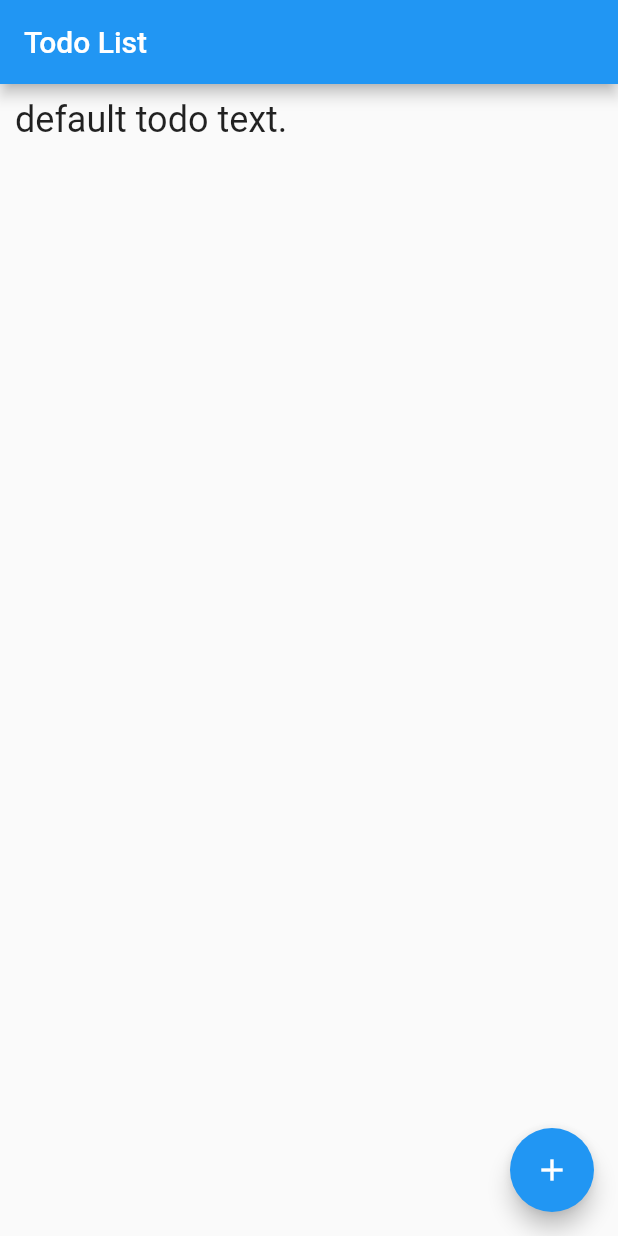
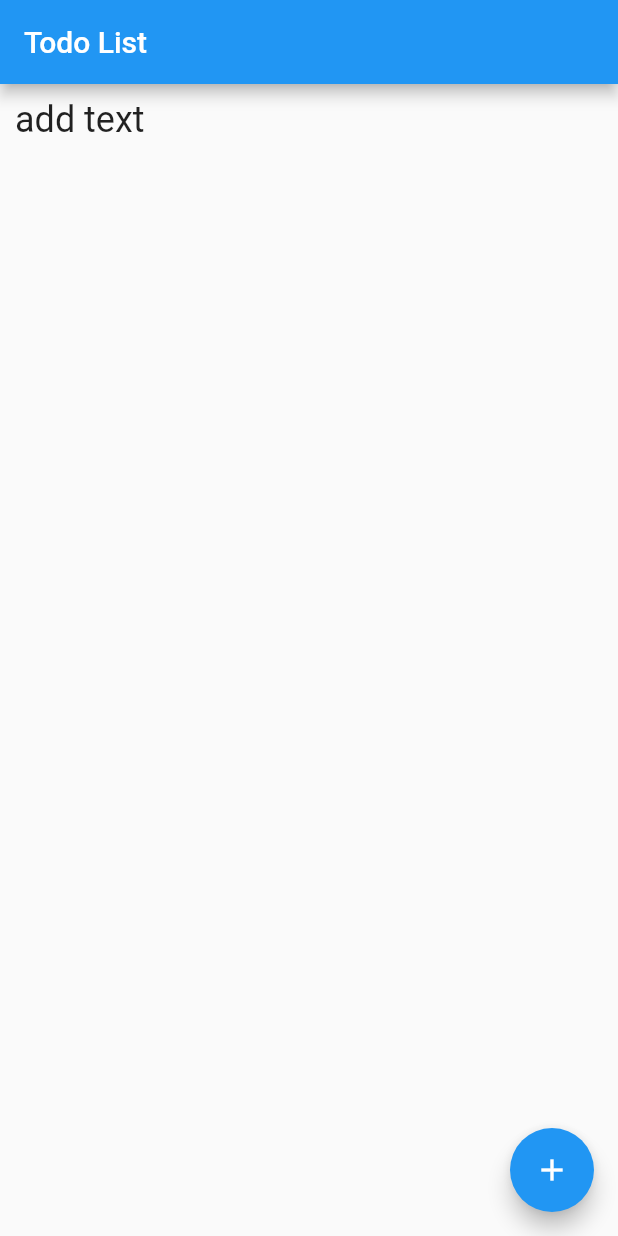
Before and after one commit to napoleon-na/FlutterTodo, a Flutter app: the screen it shows after launch, after a tap on the "add" icon, on a phone screen of 412 x 824 dp. Run offline on Flutter 3.47's test engine with Material 2 defaults, Android fonts, the phone set to English and light mode, and no system bars.

Commit message:
Update to be able to add todo item from a method

```diff
--- a/lib/main.dart
+++ b/lib/main.dart
@@ -23,7 +23,7 @@ class MyHomePage extends StatefulWidget {
 }
 
 class _MyHomePageState extends State<MyHomePage> {
-  List<Widget> _todoList = [];
+  final todoList = <Widget>[];
 
   Widget _makeTodoItem(String text) {
     return Padding(
@@ -37,6 +37,9 @@ class _MyHomePageState extends State<MyHomePage> {
 
   void _incrementCounter() {
     // TODO: show modal to add new todo item
+    setState(() {
+      todoList.add(_makeTodoItem('add text'));
+    });
   }
 
   @override
@@ -45,7 +48,18 @@ class _MyHomePageState extends State<MyHomePage> {
       appBar: new AppBar(
         title: new Text(widget.title),
       ),
-      body: ListView(children: _getTodoList()),
+      body: new Column(
+        children: <Widget>[
+          new Expanded(
+            child: new ListView.builder(
+              itemCount: todoList.length,
+              itemBuilder: (BuildContext context, int index) {
+                return todoList[index];
+              },
+            ),
+          ),
+        ],
+      ),
       floatingActionButton: new FloatingActionButton(
         onPressed: _incrementCounter,
         tooltip: 'Increment',
@@ -53,11 +67,4 @@ class _MyHomePageState extends State<MyHomePage> {
       ),
     );
   }
-
-  _getTodoList() {
-    _todoList.add(
-      _makeTodoItem('default todo text.')
-    );
-    return _todoList;
-  }
 }
```
